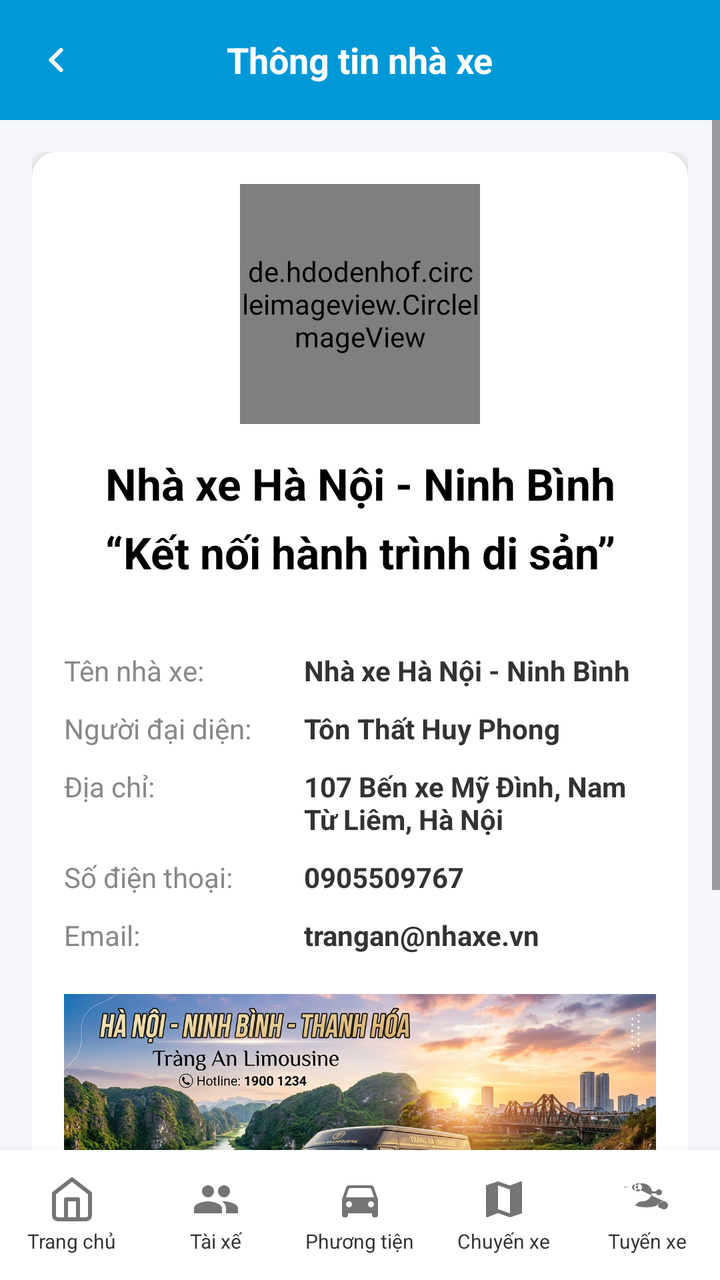
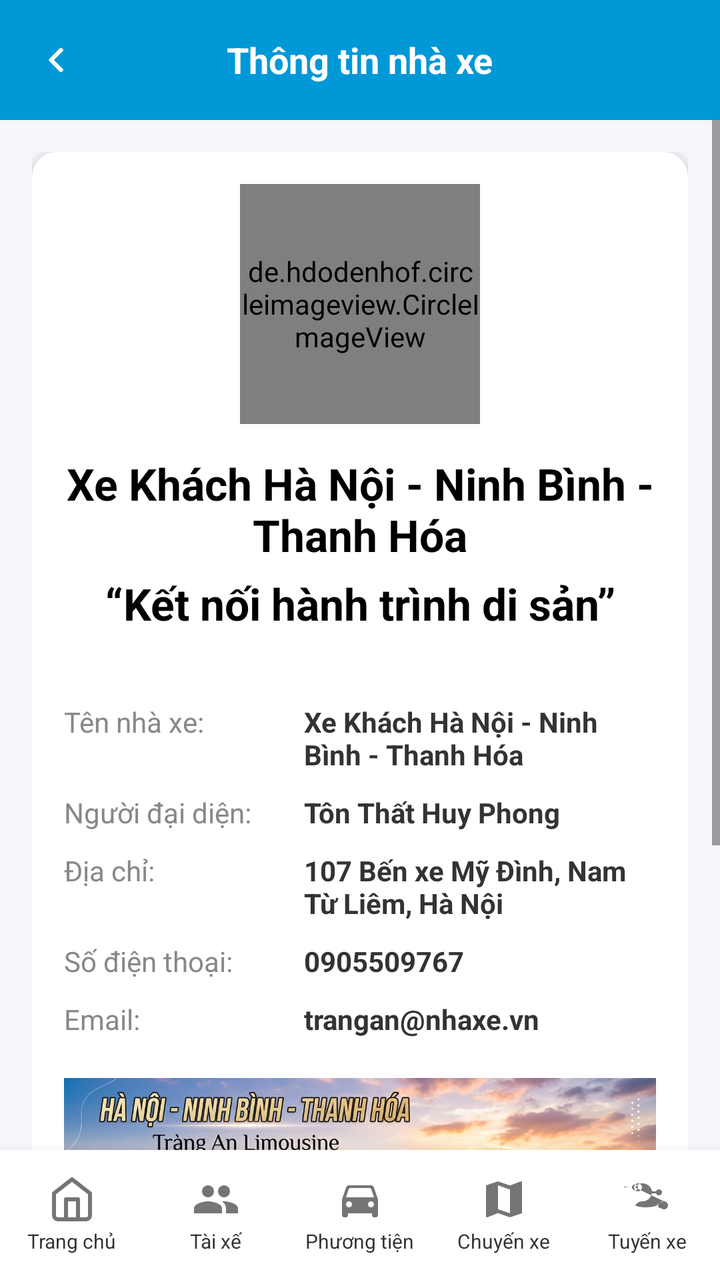

Before-and-after screenshots of an Android layout around one commit, followed by the original layout XML and the change that was made.
<!-- AndroidManifest.xml: application theme Theme.VeXeApp -->
<!-- res/layout/activity_ql_nhaxe.xml -->
<?xml version="1.0" encoding="utf-8"?>
<androidx.constraintlayout.widget.ConstraintLayout xmlns:android="http://schemas.android.com/apk/res/android"
    xmlns:app="http://schemas.android.com/apk/res-auto"
    xmlns:tools="http://schemas.android.com/tools"
    android:layout_width="match_parent"
    android:layout_height="match_parent"
    android:background="#F5F7FA">

    
    <RelativeLayout
        android:id="@+id/toolbar"
        android:layout_width="match_parent"
        android:layout_height="60dp"
        android:background="#0098D6"
        app:layout_constraintTop_toTopOf="parent">

        <ImageView
            android:id="@+id/btnBack"
            android:layout_width="40dp"
            android:layout_height="40dp"
            android:layout_centerVertical="true"
            android:layout_marginStart="8dp"
            android:padding="10dp"
            android:src="@drawable/ic_back_chevron"
            app:tint="@android:color/white" />

        <TextView
            android:id="@+id/txtToolbarTitle"
            android:layout_width="wrap_content"
            android:layout_height="wrap_content"
            android:layout_centerInParent="true"
            android:text="Thông tin nhà xe"
            android:textColor="@android:color/white"
            android:textSize="18sp"
            android:textStyle="bold" />
    </RelativeLayout>

    <ScrollView
        android:layout_width="match_parent"
        android:layout_height="0dp"
        android:fillViewport="true"
        app:layout_constraintBottom_toTopOf="@+id/bottom_nav"
        app:layout_constraintTop_toBottomOf="@id/toolbar">

        <LinearLayout
            android:layout_width="match_parent"
            android:layout_height="wrap_content"
            android:orientation="vertical"
            android:padding="16dp">

            <androidx.cardview.widget.CardView
                android:layout_width="match_parent"
                android:layout_height="wrap_content"
                app:cardCornerRadius="12dp"
                app:cardElevation="4dp">

                <LinearLayout
                    android:layout_width="match_parent"
                    android:layout_height="wrap_content"
                    android:orientation="vertical"
                    android:padding="16dp">

                        
                        <LinearLayout
                            android:id="@+id/layoutViewMode"
                            android:layout_width="match_parent"
                            android:layout_height="wrap_content"
                            android:orientation="vertical">

                            <de.hdodenhof.circleimageview.CircleImageView
                                android:id="@+id/imgLogo"
                                android:layout_width="120dp"
                                android:layout_height="120dp"
                                android:layout_gravity="center_horizontal"
                                android:src="@drawable/logo" />

                            <TextView
                                android:id="@+id/tvViewBusNameHeader"
                                android:layout_width="match_parent"
                                android:layout_height="wrap_content"
                                android:gravity="center"
                                android:text="Nhà xe Hà Nội - Ninh Bình"
                                android:textColor="@android:color/black"
                                android:textSize="22sp"
                                android:textStyle="bold"
                                android:layout_marginTop="15dp"/>

                            <TextView
                                android:layout_width="match_parent"
                                android:layout_height="wrap_content"
                                android:gravity="center"
                                android:text="“Kết nối hành trình di sản”"
                                android:textColor="@android:color/black"
                                android:textSize="22sp"
                                android:textStyle="bold"
                                android:layout_marginTop="5dp"
                                android:layout_marginBottom="25dp"/>

                            
                            <LinearLayout android:layout_width="match_parent" android:layout_height="wrap_content" android:orientation="horizontal" android:layout_marginTop="10dp">
                                <TextView android:layout_width="120dp" android:layout_height="wrap_content" android:text="Tên nhà xe:" android:textSize="14sp" android:textColor="#888888"/>
                                <TextView android:id="@+id/tvViewBusName" android:layout_width="match_parent" android:layout_height="wrap_content" android:text="Nhà xe Hà Nội - Ninh Bình" android:textColor="#333333" android:textStyle="bold" android:textSize="14sp"/>
                            </LinearLayout>

                            <LinearLayout android:layout_width="match_parent" android:layout_height="wrap_content" android:orientation="horizontal" android:layout_marginTop="10dp">
                                <TextView android:layout_width="120dp" android:layout_height="wrap_content" android:text="Người đại diện:" android:textSize="14sp" android:textColor="#888888"/>
                                <TextView android:id="@+id/tvViewRepName" android:layout_width="match_parent" android:layout_height="wrap_content" android:text="Tôn Thất Huy Phong" android:textColor="#333333" android:textStyle="bold" android:textSize="14sp"/>
                            </LinearLayout>

                            <LinearLayout android:layout_width="match_parent" android:layout_height="wrap_content" android:orientation="horizontal" android:layout_marginTop="10dp">
                                <TextView android:layout_width="120dp" android:layout_height="wrap_content" android:text="Địa chỉ:" android:textSize="14sp" android:textColor="#888888"/>
                                <TextView android:id="@+id/tvViewAddress" android:layout_width="match_parent" android:layout_height="wrap_content" android:text="107 Bến xe Mỹ Đình, Nam Từ Liêm, Hà Nội" android:textColor="#333333" android:textStyle="bold" android:textSize="14sp"/>
                            </LinearLayout>

                            <LinearLayout android:layout_width="match_parent" android:layout_height="wrap_content" android:orientation="horizontal" android:layout_marginTop="10dp">
                                <TextView android:layout_width="120dp" android:layout_height="wrap_content" android:text="Số điện thoại:" android:textSize="14sp" android:textColor="#888888"/>
                                <TextView android:id="@+id/tvViewPhone" android:layout_width="match_parent" android:layout_height="wrap_content" android:text="0905509767" android:textColor="#333333" android:textStyle="bold" android:textSize="14sp"/>
                            </LinearLayout>

                            <LinearLayout android:layout_width="match_parent" android:layout_height="wrap_content" android:orientation="horizontal" android:layout_marginTop="10dp">
                                <TextView android:layout_width="120dp" android:layout_height="wrap_content" android:text="Email:" android:textSize="14sp" android:textColor="#888888"/>
                                <TextView android:id="@+id/tvViewEmail" android:layout_width="match_parent" android:layout_height="wrap_content" android:text="trangan@nhaxe.vn" android:textColor="#333333" android:textStyle="bold" android:textSize="14sp"/>
                            </LinearLayout>

                        <ImageView
                            android:id="@+id/imgViewBanner"
                            android:layout_width="match_parent"
                            android:layout_height="150dp"
                            android:layout_marginTop="20dp"
                            android:scaleType="centerCrop"
                            android:src="@drawable/banner_nhaxe" />

                        <com.google.android.material.button.MaterialButton
                            android:id="@+id/btnEdit"
                            android:layout_width="match_parent"
                            android:layout_height="50dp"
                            android:layout_marginTop="20dp"
                            android:backgroundTint="#0098D6"
                            android:text="Chỉnh sửa"
                            android:textAllCaps="false"
                            app:cornerRadius="8dp" />
                    </LinearLayout>

                    
                    <LinearLayout
                        android:id="@+id/layoutEditMode"
                        android:layout_width="match_parent"
                        android:layout_height="wrap_content"
                        android:layout_marginTop="8dp"
                        android:orientation="vertical"
                        android:visibility="gone">

                        <TextView android:layout_width="wrap_content" android:layout_height="wrap_content" android:text="Tên nhà xe" android:textSize="12sp"/>
                        <EditText android:id="@+id/edtBusName" android:layout_width="match_parent" android:layout_height="45dp" android:background="@drawable/bg_input_white" android:paddingHorizontal="10dp" android:layout_marginTop="4dp"/>
                        <TextView android:id="@+id/tvErrorBusName" android:layout_width="wrap_content" android:layout_height="wrap_content" android:text="Lỗi" android:textColor="#F44336" android:textSize="11sp" android:visibility="gone"/>

                        <TextView android:layout_width="wrap_content" android:layout_height="wrap_content" android:text="Họ tên người đại diện" android:textSize="12sp" android:layout_marginTop="10dp"/>
                        <EditText android:id="@+id/edtRepName" android:layout_width="match_parent" android:layout_height="45dp" android:background="@drawable/bg_input_white" android:paddingHorizontal="10dp" android:layout_marginTop="4dp"/>
                        <TextView android:id="@+id/tvErrorRepName" android:layout_width="wrap_content" android:layout_height="wrap_content" android:text="Lỗi" android:textColor="#F44336" android:textSize="11sp" android:visibility="gone"/>

                        <TextView android:layout_width="wrap_content" android:layout_height="wrap_content" android:text="Địa chỉ trụ sở" android:textSize="12sp" android:layout_marginTop="10dp"/>
                        <EditText android:id="@+id/edtAddress" android:layout_width="match_parent" android:layout_height="45dp" android:background="@drawable/bg_input_white" android:paddingHorizontal="10dp" android:layout_marginTop="4dp"/>
                        <TextView android:id="@+id/tvErrorAddress" android:layout_width="wrap_content" android:layout_height="wrap_content" android:text="Lỗi" android:textColor="#F44336" android:textSize="11sp" android:visibility="gone"/>

                        <TextView android:layout_width="wrap_content" android:layout_height="wrap_content" android:text="Số điện thoại" android:textSize="12sp" android:layout_marginTop="10dp"/>
                        <EditText android:id="@+id/edtPhone" android:layout_width="match_parent" android:layout_height="45dp" android:background="@drawable/bg_input_white" android:paddingHorizontal="10dp" android:layout_marginTop="4dp" android:inputType="phone"/>
                        <TextView android:id="@+id/tvErrorPhone" android:layout_width="wrap_content" android:layout_height="wrap_content" android:text="Lỗi" android:textColor="#F44336" android:textSize="11sp" android:visibility="gone"/>

                        <TextView android:layout_width="wrap_content" android:layout_height="wrap_content" android:text="Email" android:textSize="12sp" android:layout_marginTop="10dp"/>
                        <EditText android:id="@+id/edtEmail" android:layout_width="match_parent" android:layout_height="45dp" android:background="@drawable/bg_input_white" android:paddingHorizontal="10dp" android:layout_marginTop="4dp" android:inputType="textEmailAddress"/>

                        <TextView android:layout_width="wrap_content" android:layout_height="wrap_content" android:text="Hình ảnh nhà xe" android:textSize="14sp" android:layout_marginTop="15dp"/>
                        <LinearLayout
                            android:layout_width="match_parent"
                            android:layout_height="wrap_content"
                            android:layout_marginTop="8dp"
                            android:background="@drawable/bg_input_white"
                            android:padding="8dp"
                            android:orientation="horizontal"
                            android:gravity="center_vertical">

                            <TextView
                                android:id="@+id/btnChooseFile"
                                android:layout_width="wrap_content"
                                android:layout_height="wrap_content"
                                android:background="@drawable/bg_file_picker"
                                android:text="Chọn tệp"
                                android:textColor="#000000"
                                android:textSize="14sp"
                                android:paddingHorizontal="15dp"
                                android:paddingVertical="5dp" />

                            <TextView
                                android:id="@+id/txtFileName"
                                android:layout_width="match_parent"
                                android:layout_height="wrap_content"
                                android:layout_marginStart="10dp"
                                android:text="Chưa chọn tệp nào"
                                android:textColor="#333333"
                                android:textSize="14sp" />
                        </LinearLayout>

                        <ImageView android:id="@+id/imgEditPreview" android:layout_width="match_parent" android:layout_height="120dp" android:layout_marginTop="10dp" android:scaleType="centerCrop" android:src="@drawable/banner_nhaxe"/>

                        <LinearLayout android:layout_width="match_parent" android:layout_height="wrap_content" android:layout_marginTop="20dp" android:orientation="horizontal">
                            <Button android:id="@+id/btnCancel" android:layout_width="0dp" android:layout_height="50dp" android:layout_weight="1" android:text="Hủy" android:backgroundTint="#888888" android:layout_marginEnd="5dp"/>
                            <Button android:id="@+id/btnSave" android:layout_width="0dp" android:layout_height="50dp" android:layout_weight="1" android:text="Lưu" android:backgroundTint="#0098D6" android:layout_marginStart="5dp"/>
                        </LinearLayout>
                    </LinearLayout>
                </LinearLayout>
            </androidx.cardview.widget.CardView>
        </LinearLayout>
    </ScrollView>

    
    <LinearLayout
        android:id="@+id/bottom_nav"
        android:layout_width="match_parent"
        android:layout_height="65dp"
        android:background="@color/white"
        android:elevation="8dp"
        android:orientation="horizontal"
        android:gravity="center_vertical"
        app:layout_constraintBottom_toBottomOf="parent">

        <LinearLayout
            android:id="@+id/nav_home_op_main"
            android:layout_width="0dp"
            android:layout_height="wrap_content"
            android:layout_weight="1"
            android:gravity="center"
            android:orientation="vertical">
            <ImageView android:layout_width="24dp" android:layout_height="24dp" android:src="@drawable/home" app:tint="#757575"/><TextView android:layout_width="wrap_content" android:layout_height="wrap_content" android:text="Trang chủ" android:textSize="10sp" android:textColor="#333333" android:layout_marginTop="2dp"/>
        </LinearLayout>

        <LinearLayout
            android:id="@+id/nav_driver_op"
            android:layout_width="0dp"
            android:layout_height="wrap_content"
            android:layout_weight="1"
            android:gravity="center"
            android:orientation="vertical">
            <ImageView android:layout_width="24dp" android:layout_height="24dp" android:src="@drawable/ic_driver" app:tint="#757575" />
            <TextView android:layout_width="wrap_content" android:layout_height="wrap_content" android:text="Tài xế" android:textSize="10sp" android:textColor="#333333" android:layout_marginTop="2dp" />
        </LinearLayout>

        <LinearLayout
            android:id="@+id/nav_vehicle_op"
            android:layout_width="0dp"
            android:layout_height="wrap_content"
            android:layout_weight="1"
            android:gravity="center"
            android:orientation="vertical">
            <ImageView android:layout_width="24dp" android:layout_height="24dp" android:src="@drawable/ic_car" app:tint="#757575" />
            <TextView android:layout_width="wrap_content" android:layout_height="wrap_content" android:text="Phương tiện" android:textSize="10sp" android:textColor="#333333" android:layout_marginTop="2dp" />
        </LinearLayout>

        <LinearLayout
            android:id="@+id/nav_trip_op"
            android:layout_width="0dp"
            android:layout_height="wrap_content"
            android:layout_weight="1"
            android:gravity="center"
            android:orientation="vertical">
            <ImageView android:layout_width="24dp" android:layout_height="24dp" android:src="@drawable/ic_map" app:tint="#757575" />
            <TextView android:layout_width="wrap_content" android:layout_height="wrap_content" android:text="Chuyến xe" android:textSize="10sp" android:textColor="#333333" android:layout_marginTop="2dp" />
        </LinearLayout>

        <LinearLayout
            android:id="@+id/nav_route_op"
            android:layout_width="0dp"
            android:layout_height="wrap_content"
            android:layout_weight="1"
            android:gravity="center"
            android:orientation="vertical">
            <ImageView android:layout_width="24dp" android:layout_height="24dp" android:src="@drawable/ic_route" app:tint="#757575" />
            <TextView android:layout_width="wrap_content" android:layout_height="wrap_content" android:text="Tuyến xe" android:textSize="10sp" android:textColor="#333333" android:layout_marginTop="2dp" />
        </LinearLayout>
    </LinearLayout>

</androidx.constraintlayout.widget.ConstraintLayout>
<!-- resources referenced by this layout -->
<resources>
  <color name="white">#FFFFFFFF</color>
  <!-- drawable bg_file_picker (drawable) -->
  <?xml version="1.0" encoding="utf-8"?>
  <shape xmlns:android="http://schemas.android.com/apk/res/android">
      <solid android:color="#EEEEEE" />
      <stroke android:width="2dp" android:color="#000000" />
      <padding android:left="10dp" android:right="10dp" android:top="5dp" android:bottom="5dp" />
  </shape>
  <!-- drawable bg_input_white (drawable) -->
  <?xml version="1.0" encoding="utf-8"?>
  <shape xmlns:android="http://schemas.android.com/apk/res/android">
      <solid android:color="#FFFFFF" />
      <corners android:radius="8dp" />
      <stroke android:width="1dp" android:color="#DDDDDD" />
  </shape>
  <!-- drawable home (drawable) -->
  <vector xmlns:android="http://schemas.android.com/apk/res/android"
      android:width="40dp"
      android:height="40dp"
      android:viewportWidth="24"
      android:viewportHeight="24">
    <path
        android:pathData="M3,9l9,-7 9,7v11a2,2 0,0 1,-2 2H5a2,2 0,0 1,-2 -2z"
        android:strokeLineJoin="round"
        android:strokeWidth="2"
        android:fillColor="#00000000"
        android:strokeColor="#000000"
        android:strokeLineCap="round"/>
    <path
        android:pathData="M9,22l0,-10l6,0l0,10"
        android:strokeLineJoin="round"
        android:strokeWidth="2"
        android:fillColor="#00000000"
        android:strokeColor="#000000"
        android:strokeLineCap="round"/>
  </vector>
  <!-- drawable ic_back_chevron (drawable) -->
  <vector xmlns:android="http://schemas.android.com/apk/res/android"
      android:width="24dp"
      android:height="24dp"
      android:viewportWidth="24"
      android:viewportHeight="24">
      <path
          android:strokeColor="#FFFFFF"
          android:strokeWidth="2.5"
          android:strokeLineCap="round"
          android:strokeLineJoin="round"
          android:pathData="M15,6l-6,6l6,6" />
  </vector>
  <!-- drawable ic_car (drawable) -->
  <vector xmlns:android="http://schemas.android.com/apk/res/android"
      android:width="24dp"
      android:height="24dp"
      android:viewportWidth="24"
      android:viewportHeight="24">
      <path
          android:fillColor="#000000"
          android:pathData="M18.92,6.01C18.72,5.42 18.16,5 17.5,5h-11c-0.66,0 -1.21,0.42 -1.42,1.01L3,12v8c0,0.55 0.45,1 1,1h1c0.55,0 1,-0.45 1,-1v-1h12v1c0,0.55 0.45,1 1,1h1c0.55,0 1,-0.45 1,-1v-8l-2.08,-5.99zM6.5,16c-0.83,0 -1.5,-0.67 -1.5,-1.5S5.67,13 6.5,13s1.5,0.67 1.5,1.5S7.33,16 6.5,16zM17.5,16c-0.83,0 -1.5,-0.67 -1.5,-1.5s0.67,-1.5 1.5,-1.5s1.5,0.67 1.5,1.5S18.33,16 17.5,16zM5,11l1.27,-3.82C6.41,6.65 6.9,6.31 7.45,6.31h9.09c0.55,0 1.04,0.34 1.18,0.87L19,11H5z"/>
  </vector>
  <!-- drawable ic_driver (drawable) -->
  <vector xmlns:android="http://schemas.android.com/apk/res/android"
      android:width="24dp"
      android:height="24dp"
      android:viewportWidth="24"
      android:viewportHeight="24">
      <path
          android:fillColor="#000000"
          android:pathData="M16,11c1.66,0 2.99,-1.34 2.99,-3S17.66,5 16,5s-3,1.34 -3,3 1.34,3 3,3zM8,11c1.66,0 2.99,-1.34 2.99,-3S9.66,5 8,5 5,6.34 5,8s1.34,3 3,3zM8,13c-2.33,0 -7,1.17 -7,3.5L1,19h14v-2.5c0,-2.33 -4.67,-3.5 -7,-3.5zM16,13c-0.29,0 -0.62,0.02 -0.97,0.05 1.16,0.84 1.97,1.97 1.97,3.45L17,19h6v-2.5c0,-2.33 -4.67,-3.5 -7,-3.5z"/>
  </vector>
  <!-- drawable ic_map (drawable) -->
  <vector xmlns:android="http://schemas.android.com/apk/res/android"
      android:width="24dp"
      android:height="24dp"
      android:viewportWidth="24"
      android:viewportHeight="24">
      <path
          android:fillColor="#000000"
          android:pathData="M20.5,3l-0.16,0.03L15,5.1 9,3 3.36,4.9c-0.21,0.07 -0.36,0.25 -0.36,0.48V20.5c0,0.28 0.22,0.5 0.5,0.5l0.16,-0.03L9,18.9l6,2.1 5.64,-1.9c0.21,-0.07 0.36,-0.25 0.36,-0.48V3.5c0,-0.28 -0.22,-0.5 -0.5,-0.5zM15,19l-6,-2.11V5l6,2.11V19z"/>
  </vector>
  <style name="Theme.VeXeApp" parent="Base.Theme.VeXeApp" />
  <style name="Base.Theme.VeXeApp" parent="Theme.Material3.DayNight.NoActionBar">
          
      </style>
  <!-- unchanged entries left out for length: 3 -->
</resources>

<!-- the commit's change to res/layout/activity_ql_nhaxe.xml (unified diff, before → after) -->
@@ -79,7 +79,7 @@
                                 android:layout_width="match_parent"
                                 android:layout_height="wrap_content"
                                 android:gravity="center"
-                                android:text="Nhà xe Hà Nội - Ninh Bình"
+                                android:text="@string/nha_xe_name"
                                 android:textColor="@android:color/black"
                                 android:textSize="22sp"
                                 android:textStyle="bold"
@@ -99,7 +99,7 @@
                             
                             <LinearLayout android:layout_width="match_parent" android:layout_height="wrap_content" android:orientation="horizontal" android:layout_marginTop="10dp">
                                 <TextView android:layout_width="120dp" android:layout_height="wrap_content" android:text="Tên nhà xe:" android:textSize="14sp" android:textColor="#888888"/>
-                                <TextView android:id="@+id/tvViewBusName" android:layout_width="match_parent" android:layout_height="wrap_content" android:text="Nhà xe Hà Nội - Ninh Bình" android:textColor="#333333" android:textStyle="bold" android:textSize="14sp"/>
+                                <TextView android:id="@+id/tvViewBusName" android:layout_width="match_parent" android:layout_height="wrap_content" android:text="@string/nha_xe_name" android:textColor="#333333" android:textStyle="bold" android:textSize="14sp"/>
                             </LinearLayout>
 
                             <LinearLayout android:layout_width="match_parent" android:layout_height="wrap_content" android:orientation="horizontal" android:layout_marginTop="10dp">
<!-- resource entries referenced after the edit -->
@@ -79,6 +79,7 @@
           android:fillColor="#000000"
           android:pathData="M20.5,3l-0.16,0.03L15,5.1 9,3 3.36,4.9c-0.21,0.07 -0.36,0.25 -0.36,0.48V20.5c0,0.28 0.22,0.5 0.5,0.5l0.16,-0.03L9,18.9l6,2.1 5.64,-1.9c0.21,-0.07 0.36,-0.25 0.36,-0.48V3.5c0,-0.28 -0.22,-0.5 -0.5,-0.5zM15,19l-6,-2.11V5l6,2.11V19z"/>
   </vector>
+  <string name="nha_xe_name">Xe Khách Hà Nội - Ninh Bình - Thanh Hóa</string>
   <style name="Theme.VeXeApp" parent="Base.Theme.VeXeApp" />
   <style name="Base.Theme.VeXeApp" parent="Theme.Material3.DayNight.NoActionBar">
           
